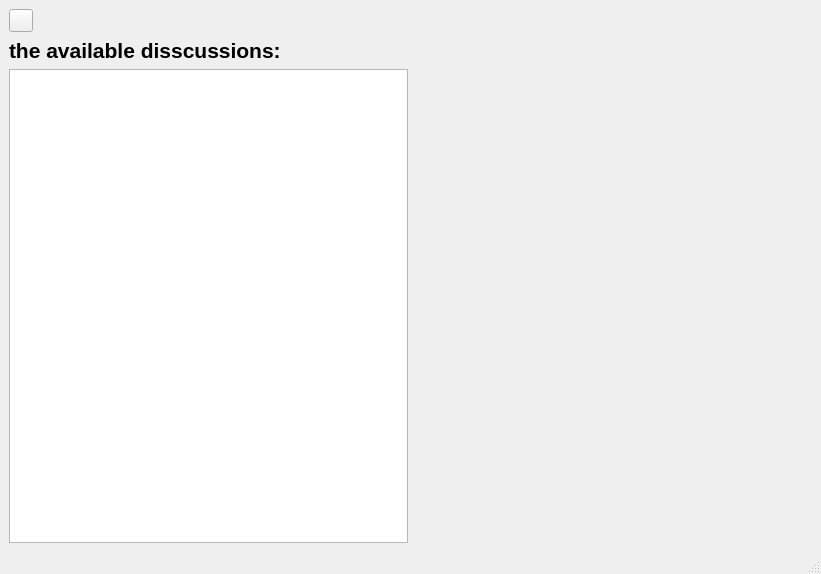
Before: the Qt Designer form the_data_classification_interface/the_data_clasification_interface.ui in youssef-Majdhoub/DialogConnotationAI, drawn with Qt 5.
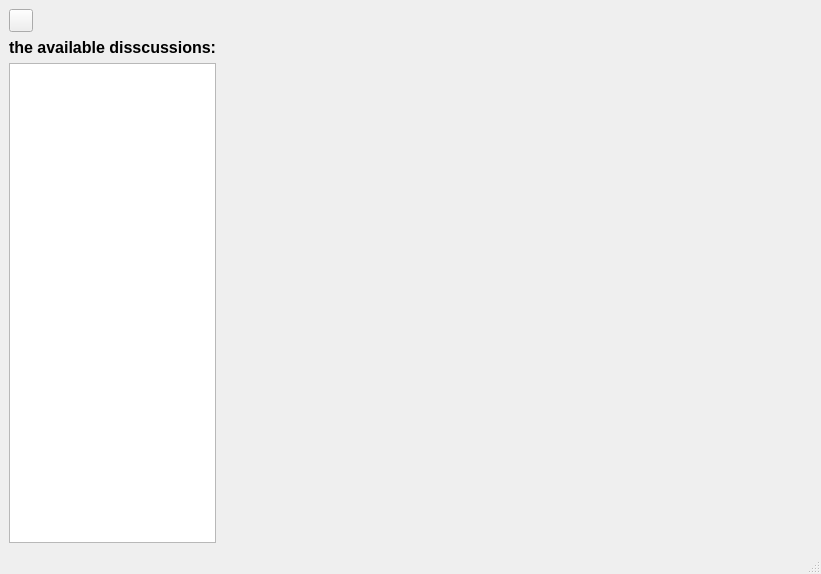
After: the same form once the commit is applied. Icons and pictures are not drawn.

Commit message: resizing the disscussions menu comprartively to the disscssion display container

Diff of the .ui file:
```diff
--- a/the_data_classification_interface/the_data_clasification_interface.ui
+++ b/the_data_classification_interface/the_data_clasification_interface.ui
@@ -16,7 +16,7 @@
   <widget class="QWidget" name="centralwidget">
    <layout class="QVBoxLayout" name="verticalLayout_3">
     <item>
-     <layout class="QHBoxLayout" name="horizontalLayout">
+     <layout class="QHBoxLayout" name="horizontalLayout" stretch="1,4">
       <item>
        <layout class="QVBoxLayout" name="verticalLayout">
         <item>
@@ -34,7 +34,7 @@
          <widget class="QLabel" name="label">
           <property name="font">
            <font>
-            <pointsize>16</pointsize>
+            <pointsize>12</pointsize>
             <bold>true</bold>
            </font>
           </property>
```
Left out of the diff: 9 changed lines with no effect on the pictures.
